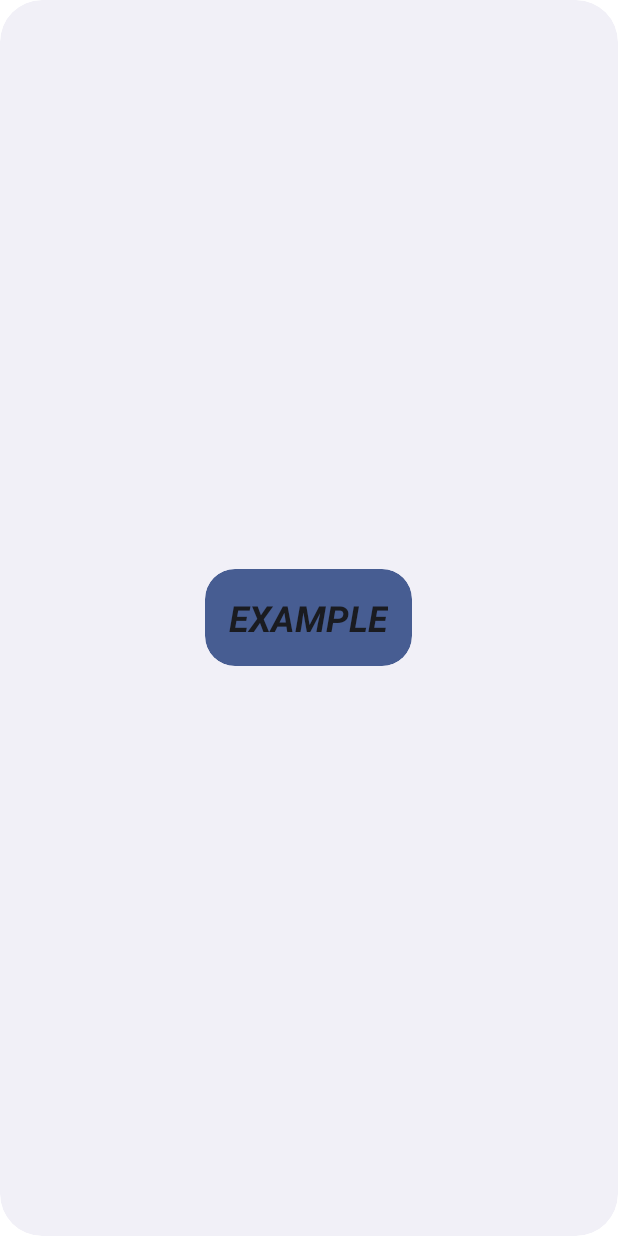
After one commit to AlexandreLadriere/Android-F1-Companion, an Android app: the layout calendar_medium_widget.xml on its own in the app's theme, with its tools: preview values and no code run, on a phone screen of 412 x 824 dp. The commit adds this screen. Run offline under Robolectric (Android 15) with nearby library versions, the phone set to English and light mode, and no system bars.

Commit message:
add: Default widget

```diff
--- a/app/build.gradle
+++ b/app/build.gradle
@@ -29,6 +29,9 @@ android {
     kotlinOptions {
         jvmTarget = '1.8'
     }
+    buildFeatures {
+        viewBinding true
+    }
 }
 
 dependencies {
--- /dev/null
+++ b/app/src/main/res/drawable-v21/app_widget_background.xml
@@ -0,0 +1,10 @@
+<?xml version="1.0" encoding="utf-8"?><!--
+Background for widgets to make the rounded corners based on the
+appWidgetRadius attribute value
+-->
+<shape xmlns:android="http://schemas.android.com/apk/res/android"
+    android:shape="rectangle">
+
+    <corners android:radius="?attr/appWidgetRadius" />
+    <solid android:color="?android:attr/colorBackground" />
+</shape>
--- /dev/null
+++ b/app/src/main/res/drawable-v21/app_widget_inner_view_background.xml
@@ -0,0 +1,10 @@
+<?xml version="1.0" encoding="utf-8"?><!--
+Background for views inside widgets to make the rounded corners based on the
+appWidgetInnerRadius attribute value
+-->
+<shape xmlns:android="http://schemas.android.com/apk/res/android"
+    android:shape="rectangle">
+
+    <corners android:radius="?attr/appWidgetInnerRadius" />
+    <solid android:color="?android:attr/colorAccent" />
+</shape>
--- /dev/null
+++ b/app/src/main/res/layout/calendar_medium_widget.xml
@@ -0,0 +1,19 @@
+<RelativeLayout xmlns:android="http://schemas.android.com/apk/res/android"
+    style="@style/Widget.F1Companion.AppWidget.Container"
+    android:layout_width="match_parent"
+    android:layout_height="match_parent"
+    android:theme="@style/Theme.F1Companion.AppWidgetContainer">
+
+    <TextView
+        android:id="@+id/appwidget_text"
+        style="@style/Widget.F1Companion.AppWidget.InnerView"
+        android:layout_width="wrap_content"
+        android:layout_height="wrap_content"
+        android:layout_centerHorizontal="true"
+        android:layout_centerVertical="true"
+        android:layout_margin="8dp"
+        android:contentDescription="@string/appwidget_text"
+        android:text="@string/appwidget_text"
+        android:textSize="24sp"
+        android:textStyle="bold|italic" />
+</RelativeLayout>
--- /dev/null
+++ b/app/src/main/res/values-night-v31/themes.xml
@@ -0,0 +1,10 @@
+<?xml version="1.0" encoding="utf-8"?>
+<resources>
+    <!--
+    Having themes.xml for night-v31 because of the priority order of the resource qualifiers.
+    -->
+    <style name="Theme.F1Companion.AppWidgetContainerParent" parent="@android:style/Theme.DeviceDefault.DayNight">
+        <item name="appWidgetRadius">@android:dimen/system_app_widget_background_radius</item>
+        <item name="appWidgetInnerRadius">@android:dimen/system_app_widget_inner_radius</item>
+    </style>
+</resources>
--- /dev/null
+++ b/app/src/main/res/values-v21/styles.xml
@@ -0,0 +1,12 @@
+<resources>
+
+    <style name="Widget.F1Companion.AppWidget.Container" parent="android:Widget">
+        <item name="android:padding">?attr/appWidgetPadding</item>
+        <item name="android:background">@drawable/app_widget_background</item>
+    </style>
+
+    <style name="Widget.F1Companion.AppWidget.InnerView" parent="android:Widget">
+        <item name="android:padding">?attr/appWidgetPadding</item>
+        <item name="android:background">@drawable/app_widget_inner_view_background</item>
+    </style>
+</resources>
--- /dev/null
+++ b/app/src/main/res/values-v31/styles.xml
@@ -0,0 +1,14 @@
+<resources>
+
+    <style name="Widget.F1Companion.AppWidget.Container" parent="android:Widget">
+        <item name="android:padding">?attr/appWidgetPadding</item>
+        <item name="android:background">@drawable/app_widget_background</item>
+        <item name="android:clipToOutline">true</item>
+    </style>
+
+    <style name="Widget.F1Companion.AppWidget.InnerView" parent="android:Widget">
+        <item name="android:padding">?attr/appWidgetPadding</item>
+        <item name="android:background">@drawable/app_widget_inner_view_background</item>
+        <item name="android:clipToOutline">true</item>
+    </style>
+</resources>
--- /dev/null
+++ b/app/src/main/res/values-v31/themes.xml
@@ -0,0 +1,11 @@
+<?xml version="1.0" encoding="utf-8"?>
+<resources>
+    <!--
+    Having themes.xml for v31 variant because @android:dimen/system_app_widget_background_radius
+     and @android:dimen/system_app_widget_internal_padding requires API level 31
+    -->
+    <style name="Theme.F1Companion.AppWidgetContainerParent" parent="@android:style/Theme.DeviceDefault.DayNight">
+        <item name="appWidgetRadius">@android:dimen/system_app_widget_background_radius</item>
+        <item name="appWidgetInnerRadius">@android:dimen/system_app_widget_inner_radius</item>
+    </style>
+</resources>
--- a/app/src/main/res/values/colors.xml
+++ b/app/src/main/res/values/colors.xml
@@ -7,4 +7,8 @@
     <color name="teal_700">#FF018786</color>
     <color name="black">#FF000000</color>
     <color name="white">#FFFFFFFF</color>
+    <color name="light_blue_50">#FFE1F5FE</color>
+    <color name="light_blue_200">#FF81D4FA</color>
+    <color name="light_blue_600">#FF039BE5</color>
+    <color name="light_blue_900">#FF01579B</color>
 </resources>
--- a/app/src/main/res/values/strings.xml
+++ b/app/src/main/res/values/strings.xml
@@ -1,3 +1,6 @@
 <resources>
     <string name="app_name">F1Companion</string>
+    <string name="appwidget_text">EXAMPLE</string>
+    <string name="add_widget">Add widget</string>
+    <string name="app_widget_description">This is an app widget description</string>
 </resources>
--- /dev/null
+++ b/app/src/main/res/values/styles.xml
@@ -0,0 +1,12 @@
+<resources>
+
+    <style name="Widget.F1Companion.AppWidget.Container" parent="android:Widget">
+        <item name="android:id">@android:id/background</item>
+        <item name="android:background">?android:attr/colorBackground</item>
+    </style>
+
+    <style name="Widget.F1Companion.AppWidget.InnerView" parent="android:Widget">
+        <item name="android:background">?android:attr/colorBackground</item>
+        <item name="android:textColor">?android:attr/textColorPrimary</item>
+    </style>
+</resources>
--- a/app/src/main/res/values/themes.xml
+++ b/app/src/main/res/values/themes.xml
@@ -13,4 +13,19 @@
         <item name="android:statusBarColor" tools:targetApi="l">?attr/colorPrimaryVariant</item>
         <!-- Customize your theme here. -->
     </style>
+
+    <style name="Theme.F1Companion.AppWidgetContainerParent" parent="@android:style/Theme.DeviceDefault">
+        <!-- Radius of the outer bound of widgets to make the rounded corners -->
+        <item name="appWidgetRadius">16dp</item>
+        <!--
+        Radius of the inner view's bound of widgets to make the rounded corners.
+        It needs to be 8dp or less than the value of appWidgetRadius
+        -->
+        <item name="appWidgetInnerRadius">8dp</item>
+    </style>
+
+    <style name="Theme.F1Companion.AppWidgetContainer" parent="Theme.F1Companion.AppWidgetContainerParent">
+        <!-- Apply padding to avoid the content of the widget colliding with the rounded corners -->
+        <item name="appWidgetPadding">16dp</item>
+    </style>
 </resources>
```
Also changed, not shown: app/src/main/AndroidManifest.xml (+12 -0 lines), app/src/main/java/com/alexandreladriere/f1companion/CalendarMediumWidget.kt (added, +44 -0 lines), app/src/main/res/values/attrs.xml (added, +7 -0 lines), app/src/main/res/values/dimens.xml (added, +10 -0 lines), app/src/main/res/xml/calendar_medium_widget_info.xml (added, +14 -0 lines), app/src/main/res/drawable-nodpi/example_appwidget_preview.png (added).
